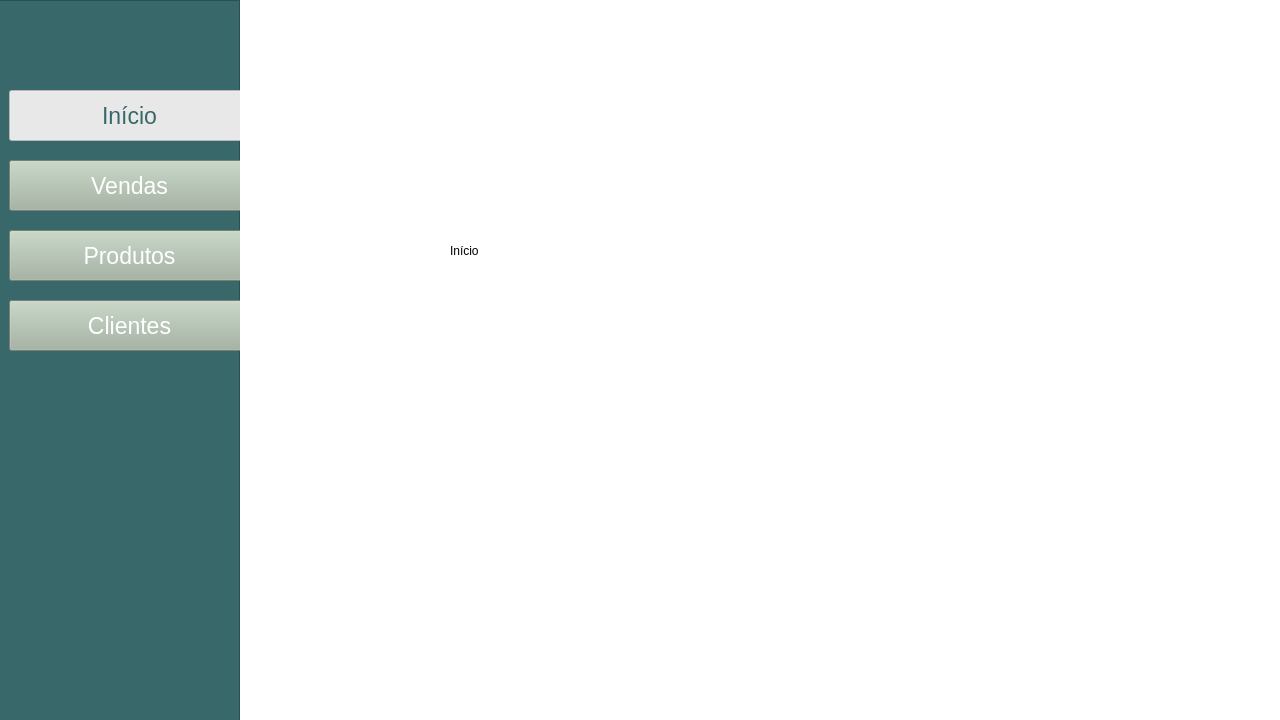
Above: src/view/PrincipalView.ui from juliaborgess18/farmacia-les before the change. Below: the same form after it.
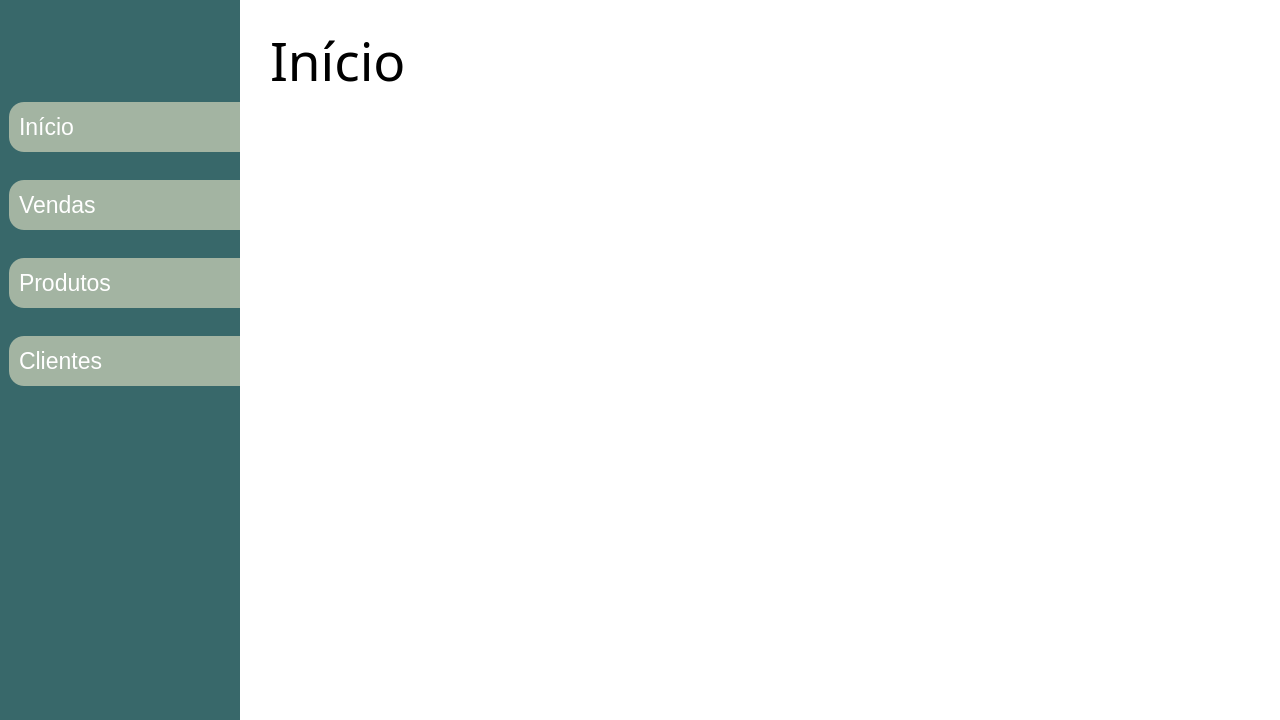
That is the form after the change. Icons and pictures are not drawn.

```diff
--- a/src/view/PrincipalView.ui
+++ b/src/view/PrincipalView.ui
@@ -25,68 +25,71 @@
      <rect>
       <x>-1</x>
       <y>0</y>
-      <width>241</width>
+      <width>261</width>
       <height>731</height>
      </rect>
     </property>
     <layout class="QHBoxLayout" name="horizontalLayout">
      <item>
-      <widget class="QFrame" name="frame">
-       <property name="enabled">
-        <bool>true</bool>
-       </property>
-       <property name="whatsThis">
-        <string/>
-       </property>
-       <property name="autoFillBackground">
-        <bool>false</bool>
-       </property>
+      <widget class="QWidget" name="side_menu_widget" native="true">
        <property name="styleSheet">
-        <string notr="true">QFrame{
-	 background-color: #38686A;
+        <string notr="true">QWidget{
+	background-color: #38686A;
+	font-family: 'Segoe UI';
 }
 
 QPushButton{
-color: #FFFFFF;
-background-color: #A3B4A2;
-font-size: 23px;
-font-family: 'Segoe UI';
+	color: #FFFFFF;
+	background-color: #A3B4A2;
+	font-size: 23px;
+	border: none;
+	border-top-left-radius: 15px;
+	border-bottom-left-radius: 15px;
+	height: 50px;
+	text-align:left;
+	padding-left: 10px;
 }
 
 QPushButton:checked{
-  background-color:#FFFFFF; 
-  color: #38686A; 
-font-size: 23px;
-font-family: 'Segoe UI';
+  	background-color:#FFFFFF; 
+ 	color: #38686A; 
 }
 </string>
        </property>
-       <property name="frameShape">
-        <enum>QFrame::StyledPanel</enum>
-       </property>
-       <property name="frameShadow">
-        <enum>QFrame::Raised</enum>
-       </property>
+       <widget class="QWidget" name="layoutWidget">
+        <property name="geometry">
+         <rect>
+          <x>10</x>
+          <y>80</y>
+          <width>251</width>
+          <height>331</height>
+         </rect>
+        </property>
+        <layout class="QVBoxLayout" name="verticalLayout">
+         <item>
        <widget class="QPushButton" name="btn_tela_inicio">
-        <property name="geometry">
-         <rect>
-          <x>10</x>
-          <y>90</y>
-          <width>241</width>
-          <height>51</height>
-         </rect>
-        </property>
         <property name="styleSheet">
          <string notr="true"/>
         </property>
         <property name="text">
          <string>Início</string>
         </property>
+           <property name="icon">
+            <iconset resource="../../resources/resources.qrc">
+             <normaloff>:/icons/icons/house-chimney.png</normaloff>
+             <normalon>:/icons/icons/house-chimney.svg</normalon>:/icons/icons/house-chimney.png</iconset>
+           </property>
+           <property name="iconSize">
+            <size>
+             <width>24</width>
+             <height>24</height>
+            </size>
+           </property>
         <property name="checkable">
          <bool>true</bool>
         </property>
         <property name="checked">
-         <bool>true</bool>
+            <bool>false</bool>
         </property>
         <property name="autoRepeat">
          <bool>false</bool>
@@ -104,21 +107,26 @@
          <bool>false</bool>
         </property>
        </widget>
+         </item>
+         <item>
        <widget class="QPushButton" name="btn_tela_vendas">
-        <property name="geometry">
-         <rect>
-          <x>10</x>
-          <y>160</y>
-          <width>241</width>
-          <height>51</height>
-         </rect>
-        </property>
         <property name="styleSheet">
          <string notr="true"/>
         </property>
         <property name="text">
          <string>Vendas</string>
         </property>
+           <property name="icon">
+            <iconset resource="../../resources/resources.qrc">
+             <normaloff>:/icons/icons/point-of-sale-bill.png</normaloff>
+             <normalon>:/icons/icons/point-of-sale-bill.svg</normalon>:/icons/icons/point-of-sale-bill.png</iconset>
+           </property>
+           <property name="iconSize">
+            <size>
+             <width>24</width>
+             <height>24</height>
+            </size>
+           </property>
         <property name="checkable">
          <bool>true</bool>
         </property>
@@ -126,21 +134,26 @@
          <bool>true</bool>
         </property>
        </widget>
+         </item>
+         <item>
        <widget class="QPushButton" name="btn_tela_produtos">
-        <property name="geometry">
-         <rect>
-          <x>10</x>
-          <y>230</y>
-          <width>241</width>
-          <height>51</height>
-         </rect>
-        </property>
         <property name="styleSheet">
          <string notr="true"/>
         </property>
         <property name="text">
          <string>Produtos</string>
         </property>
+           <property name="icon">
+            <iconset resource="../../resources/resources.qrc">
+             <normaloff>:/icons/icons/box-open.png</normaloff>
+             <normalon>:/icons/icons/caixa-aberta.svg</normalon>:/icons/icons/box-open.png</iconset>
+           </property>
+           <property name="iconSize">
+            <size>
+             <width>24</width>
+             <height>24</height>
+            </size>
+           </property>
         <property name="checkable">
          <bool>true</bool>
         </property>
@@ -148,21 +161,26 @@
          <bool>true</bool>
         </property>
        </widget>
+         </item>
+         <item>
        <widget class="QPushButton" name="btn_tela_clientes">
-        <property name="geometry">
-         <rect>
-          <x>10</x>
-          <y>300</y>
-          <width>241</width>
-          <height>51</height>
-         </rect>
-        </property>
         <property name="styleSheet">
          <string notr="true"/>
         </property>
         <property name="text">
          <string>Clientes</string>
         </property>
+           <property name="icon">
+            <iconset resource="../../resources/resources.qrc">
+             <normaloff>:/icons/icons/user-pen.png</normaloff>
+             <normalon>:/icons/icons/user-pen.svg</normalon>:/icons/icons/user-pen.png</iconset>
+           </property>
+           <property name="iconSize">
+            <size>
+             <width>24</width>
+             <height>24</height>
+            </size>
+           </property>
         <property name="checkable">
          <bool>true</bool>
         </property>
@@ -172,6 +190,9 @@
         <property name="autoExclusive">
          <bool>true</bool>
         </property>
+          </widget>
+         </item>
+        </layout>
        </widget>
       </widget>
      </item>
@@ -193,12 +214,24 @@
      <widget class="QLabel" name="label">
       <property name="geometry">
        <rect>
-        <x>210</x>
-        <y>210</y>
-        <width>341</width>
+        <x>30</x>
+        <y>20</y>
+        <width>471</width>
         <height>81</height>
        </rect>
       </property>
+      <property name="font">
+       <font>
+        <family>Segoe UI Black</family>
+        <pointsize>40</pointsize>
+        <underline>false</underline>
+        <strikeout>false</strikeout>
+        <kerning>true</kerning>
+       </font>
+      </property>
+      <property name="styleSheet">
+       <string notr="true"/>
+      </property>
       <property name="text">
        <string>Início</string>
       </property>
```
Left out of the diff: 45 changed lines with no effect on the pictures. Lines whose indentation alone changed are shown as unchanged.
